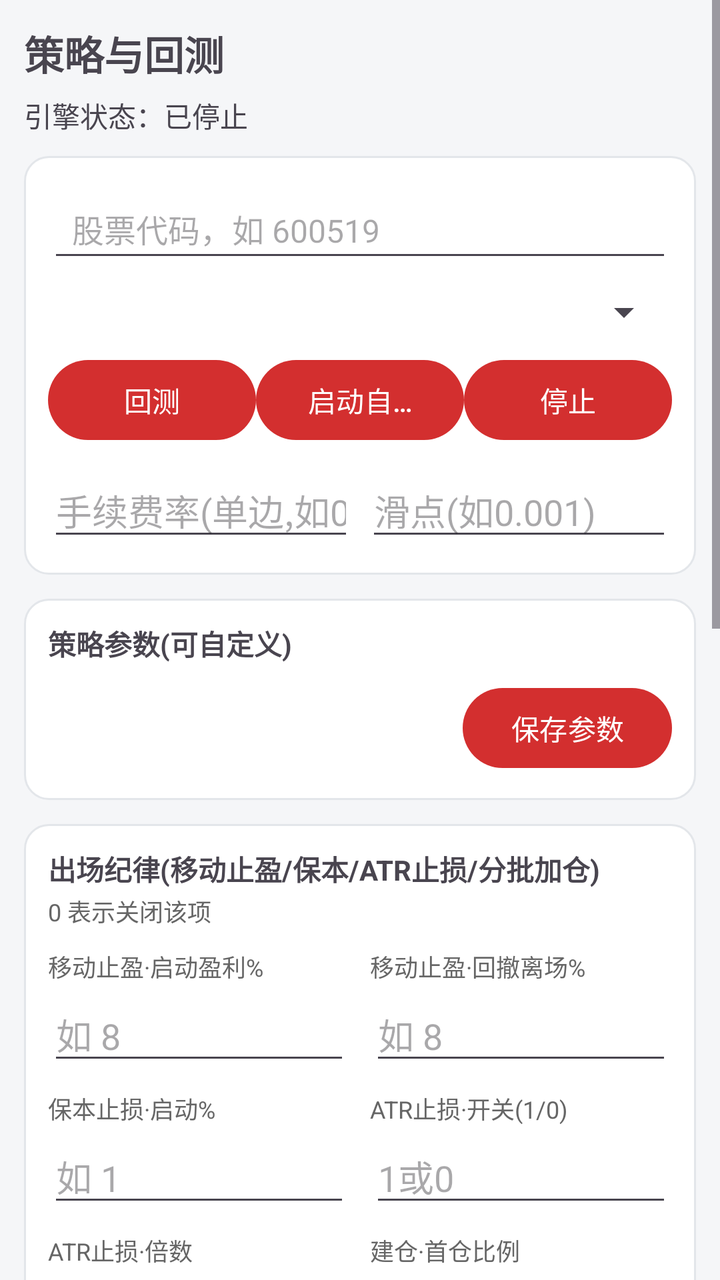
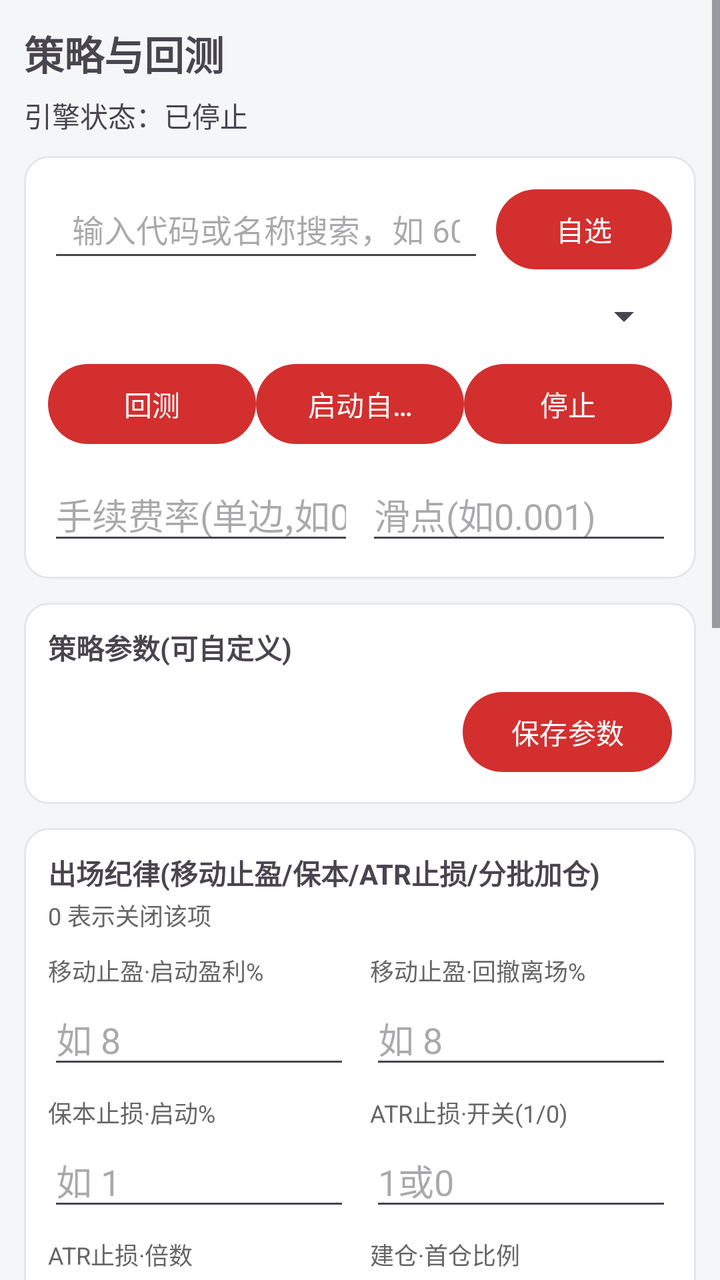

Before-and-after screenshots of an Android layout around one commit, followed by the original layout XML and the change that was made.
<!-- AndroidManifest.xml: application theme Theme.QuantApp -->
<!-- res/layout/fragment_strategy.xml -->
<?xml version="1.0" encoding="utf-8"?>
<ScrollView xmlns:android="http://schemas.android.com/apk/res/android"
    android:layout_width="match_parent" android:layout_height="match_parent">

    <LinearLayout android:layout_width="match_parent" android:layout_height="wrap_content"
        android:orientation="vertical" android:padding="12dp">

        <TextView android:layout_width="wrap_content" android:layout_height="wrap_content"
            android:text="策略与回测" android:textSize="20sp" android:textStyle="bold" />

        <TextView android:id="@+id/tv_running_status" android:layout_width="match_parent"
            android:layout_height="wrap_content" android:layout_marginTop="6dp"
            android:text="引擎状态：已停止" />

        <LinearLayout android:layout_width="match_parent" android:layout_height="wrap_content"
            android:orientation="vertical" android:layout_marginTop="10dp"
            android:padding="12dp" android:background="@drawable/bg_card">
            <LinearLayout android:layout_width="match_parent" android:layout_height="wrap_content"
                android:orientation="vertical">
                <EditText android:id="@+id/et_strat_symbol" android:layout_width="match_parent"
                    android:layout_height="wrap_content" android:minHeight="46dp"
                    android:paddingStart="12dp" android:paddingEnd="12dp"
                    android:gravity="center_vertical" android:textSize="16sp"
                    android:hint="股票代码，如 600519" android:inputType="number" />
                <Spinner android:id="@+id/spinner_strategy" android:layout_width="match_parent"
                    android:layout_height="wrap_content" android:layout_marginTop="8dp" />
            </LinearLayout>

            <LinearLayout android:layout_width="match_parent" android:layout_height="wrap_content"
                android:orientation="horizontal" android:layout_marginTop="8dp">
                <Button android:id="@+id/btn_backtest" android:layout_width="0dp"
                    android:layout_height="wrap_content" android:layout_weight="1"
                    android:singleLine="true" android:text="回测" />
                <Button android:id="@+id/btn_start" android:layout_width="0dp"
                    android:layout_height="wrap_content" android:layout_weight="1"
                    android:singleLine="true" android:text="启动自动交易" />
                <Button android:id="@+id/btn_stop" android:layout_width="0dp"
                    android:layout_height="wrap_content" android:layout_weight="1"
                    android:singleLine="true" android:text="停止" />
            </LinearLayout>

            <LinearLayout android:layout_width="match_parent" android:layout_height="wrap_content"
                android:orientation="horizontal" android:layout_marginTop="8dp">
                <EditText android:id="@+id/et_fee_rate" android:layout_width="0dp"
                    android:layout_height="wrap_content" android:layout_weight="1"
                    android:hint="手续费率(单边,如0.0003)" android:inputType="numberDecimal"
                    android:singleLine="true" />
                <EditText android:id="@+id/et_slippage" android:layout_width="0dp"
                    android:layout_height="wrap_content" android:layout_weight="1"
                    android:layout_marginStart="6dp"
                    android:hint="滑点(如0.001)" android:inputType="numberDecimal"
                    android:singleLine="true" />
            </LinearLayout>
        </LinearLayout>

        <LinearLayout android:layout_width="match_parent" android:layout_height="wrap_content"
            android:orientation="vertical" android:layout_marginTop="12dp"
            android:padding="12dp" android:background="@drawable/bg_card">
            <TextView android:layout_width="wrap_content" android:layout_height="wrap_content"
                android:text="策略参数(可自定义)" android:textStyle="bold" />
            <LinearLayout android:id="@+id/linear_params" android:layout_width="match_parent"
                android:layout_height="wrap_content" android:orientation="vertical" android:layout_marginTop="4dp" />
            <Button android:id="@+id/btn_apply_params" android:layout_width="wrap_content"
                android:layout_height="wrap_content" android:layout_gravity="end"
                android:layout_marginTop="4dp" android:text="保存参数" />
        </LinearLayout>

        <LinearLayout android:layout_width="match_parent" android:layout_height="wrap_content"
            android:orientation="vertical" android:layout_marginTop="12dp"
            android:padding="12dp" android:background="@drawable/bg_card">
            <TextView android:layout_width="wrap_content" android:layout_height="wrap_content"
                android:text="出场纪律(移动止盈/保本/ATR止损/分批加仓)" android:textStyle="bold"
                android:textSize="14sp" />
            <TextView android:layout_width="wrap_content" android:layout_height="wrap_content"
                android:layout_marginTop="2dp" android:text="0 表示关闭该项" android:textSize="12sp"
                android:textColor="@color/text_secondary" />

            <LinearLayout android:layout_width="match_parent" android:layout_height="wrap_content"
                android:orientation="horizontal" android:layout_marginTop="10dp">
                <LinearLayout android:layout_width="0dp" android:layout_height="wrap_content"
                    android:layout_weight="1" android:orientation="vertical">
                    <TextView android:layout_width="wrap_content" android:layout_height="wrap_content"
                        android:text="移动止盈·启动盈利%"
                        android:textSize="12sp" android:textColor="@color/text_secondary" />
                    <EditText android:id="@+id/et_trail_activate" android:layout_width="match_parent"
                        android:layout_height="wrap_content" android:minHeight="42dp"
                        android:layout_marginTop="2dp" android:hint="如 8" android:inputType="numberDecimal"
                        android:singleLine="true" />
                </LinearLayout>
                <LinearLayout android:layout_width="0dp" android:layout_height="wrap_content"
                    android:layout_weight="1" android:layout_marginStart="10dp"
                    android:orientation="vertical">
                    <TextView android:layout_width="wrap_content" android:layout_height="wrap_content"
                        android:text="移动止盈·回撤离场%"
                        android:textSize="12sp" android:textColor="@color/text_secondary" />
                    <EditText android:id="@+id/et_trail_stop" android:layout_width="match_parent"
                        android:layout_height="wrap_content" android:minHeight="42dp"
                        android:layout_marginTop="2dp" android:hint="如 8" android:inputType="numberDecimal"
                        android:singleLine="true" />
                </LinearLayout>
            </LinearLayout>

            <LinearLayout android:layout_width="match_parent" android:layout_height="wrap_content"
                android:orientation="horizontal" android:layout_marginTop="8dp">
                <LinearLayout android:layout_width="0dp" android:layout_height="wrap_content"
                    android:layout_weight="1" android:orientation="vertical">
                    <TextView android:layout_width="wrap_content" android:layout_height="wrap_content"
                        android:text="保本止损·启动%"
                        android:textSize="12sp" android:textColor="@color/text_secondary" />
                    <EditText android:id="@+id/et_breakeven" android:layout_width="match_parent"
                        android:layout_height="wrap_content" android:minHeight="42dp"
                        android:layout_marginTop="2dp" android:hint="如 1" android:inputType="numberDecimal"
                        android:singleLine="true" />
                </LinearLayout>
                <LinearLayout android:layout_width="0dp" android:layout_height="wrap_content"
                    android:layout_weight="1" android:layout_marginStart="10dp"
                    android:orientation="vertical">
                    <TextView android:layout_width="wrap_content" android:layout_height="wrap_content"
                        android:text="ATR止损·开关(1/0)"
                        android:textSize="12sp" android:textColor="@color/text_secondary" />
                    <EditText android:id="@+id/et_atr_enabled" android:layout_width="match_parent"
                        android:layout_height="wrap_content" android:minHeight="42dp"
                        android:layout_marginTop="2dp" android:hint="1或0" android:inputType="number"
                        android:singleLine="true" />
                </LinearLayout>
            </LinearLayout>

            <LinearLayout android:layout_width="match_parent" android:layout_height="wrap_content"
                android:orientation="horizontal" android:layout_marginTop="8dp">
                <LinearLayout android:layout_width="0dp" android:layout_height="wrap_content"
                    android:layout_weight="1" android:orientation="vertical">
                    <TextView android:layout_width="wrap_content" android:layout_height="wrap_content"
                        android:text="ATR止损·倍数"
                        android:textSize="12sp" android:textColor="@color/text_secondary" />
                    <EditText android:id="@+id/et_atr_mult" android:layout_width="match_parent"
                        android:layout_height="wrap_content" android:minHeight="42dp"
                        android:layout_marginTop="2dp" android:hint="如 2" android:inputType="numberDecimal"
                        android:singleLine="true" />
                </LinearLayout>
                <LinearLayout android:layout_width="0dp" android:layout_height="wrap_content"
                    android:layout_weight="1" android:layout_marginStart="10dp"
                    android:orientation="vertical">
                    <TextView android:layout_width="wrap_content" android:layout_height="wrap_content"
                        android:text="建仓·首仓比例"
                        android:textSize="12sp" android:textColor="@color/text_secondary" />
                    <EditText android:id="@+id/et_first_buy" android:layout_width="match_parent"
                        android:layout_height="wrap_content" android:minHeight="42dp"
                        android:layout_marginTop="2dp" android:hint="如 0.5" android:inputType="numberDecimal"
                        android:singleLine="true" />
                </LinearLayout>
            </LinearLayout>

            <LinearLayout android:layout_width="match_parent" android:layout_height="wrap_content"
                android:orientation="horizontal" android:layout_marginTop="8dp">
                <LinearLayout android:layout_width="0dp" android:layout_height="wrap_content"
                    android:layout_weight="1" android:orientation="vertical">
                    <TextView android:layout_width="wrap_content" android:layout_height="wrap_content"
                        android:text="加仓·每档比例"
                        android:textSize="12sp" android:textColor="@color/text_secondary" />
                    <EditText android:id="@+id/et_add_pct" android:layout_width="match_parent"
                        android:layout_height="wrap_content" android:minHeight="42dp"
                        android:layout_marginTop="2dp" android:hint="如 0.2" android:inputType="numberDecimal"
                        android:singleLine="true" />
                </LinearLayout>
                <LinearLayout android:layout_width="0dp" android:layout_height="wrap_content"
                    android:layout_weight="1" android:layout_marginStart="10dp"
                    android:orientation="vertical">
                    <TextView android:layout_width="wrap_content" android:layout_height="wrap_content"
                        android:text="加仓·盈利档位%"
                        android:textSize="12sp" android:textColor="@color/text_secondary" />
                    <EditText android:id="@+id/et_add_thr" android:layout_width="match_parent"
                        android:layout_height="wrap_content" android:minHeight="42dp"
                        android:layout_marginTop="2dp" android:hint="如 3" android:inputType="numberDecimal"
                        android:singleLine="true" />
                </LinearLayout>
            </LinearLayout>

            <Button android:id="@+id/btn_apply_exit" android:layout_width="wrap_content"
                android:layout_height="wrap_content" android:layout_gravity="end"
                android:layout_marginTop="8dp" android:text="保存出场纪律" />
        </LinearLayout>

        <TextView android:id="@+id/tv_backtest"
            android:layout_width="match_parent" android:layout_height="wrap_content"
            android:layout_marginTop="12dp" android:padding="12dp" android:background="@drawable/bg_card"
            android:textIsSelectable="true" android:textSize="14sp" />

        <LinearLayout android:layout_width="match_parent" android:layout_height="wrap_content"
            android:orientation="vertical" android:layout_marginTop="8dp"
            android:padding="12dp" android:background="@drawable/bg_card">
            <TextView android:layout_width="wrap_content" android:layout_height="wrap_content"
                android:text="权益曲线（策略 vs 买入持有）" android:textStyle="bold"
                android:textSize="14sp" />
            <com.github.mikephil.charting.charts.LineChart
                android:id="@+id/chart_equity" android:layout_width="match_parent"
                android:layout_height="180dp" android:layout_marginTop="8dp" />
        </LinearLayout>

        <LinearLayout android:layout_width="match_parent" android:layout_height="wrap_content"
            android:orientation="vertical" android:layout_marginTop="12dp"
            android:padding="12dp" android:background="@drawable/bg_card">
            <TextView android:layout_width="wrap_content" android:layout_height="wrap_content"
                android:text="运行中策略" android:textStyle="bold" />
            <ListView android:id="@+id/list_active" android:layout_width="match_parent"
                android:layout_height="wrap_content" android:layout_marginTop="6dp" />
        </LinearLayout>

        <LinearLayout android:layout_width="match_parent" android:layout_height="wrap_content"
            android:orientation="vertical" android:layout_marginTop="12dp"
            android:padding="12dp" android:background="@drawable/bg_card">
            <LinearLayout android:layout_width="match_parent" android:layout_height="wrap_content"
                android:orientation="horizontal" android:gravity="center_vertical">
                <TextView android:layout_width="0dp" android:layout_height="wrap_content"
                    android:layout_weight="1" android:text="信号与成交日志" android:textStyle="bold" />
                <Button android:id="@+id/btn_clear_log" android:layout_width="wrap_content"
                    android:layout_height="wrap_content" android:text="清空" />
            </LinearLayout>
            <ScrollView android:layout_width="match_parent" android:layout_height="wrap_content"
                android:layout_marginTop="6dp">
                <TextView android:id="@+id/tv_engine_log"
                    android:layout_width="match_parent" android:layout_height="wrap_content"
                    android:padding="4dp" android:textIsSelectable="true" android:textSize="12sp"
                    android:fontFamily="monospace" />
            </ScrollView>
        </LinearLayout>
    </LinearLayout>
</ScrollView>
<!-- resources referenced by this layout -->
<resources>
  <color name="text_secondary">#666666</color>
  <!-- drawable bg_card (drawable) -->
  <?xml version="1.0" encoding="utf-8"?>
  <shape xmlns:android="http://schemas.android.com/apk/res/android" android:shape="rectangle">
      <solid android:color="@color/card_bg" />
      <corners android:radius="12dp" />
      <stroke android:width="1dp" android:color="@color/divider" />
  </shape>
  <style name="Theme.QuantApp" parent="Theme.Material3.DayNight.NoActionBar">
          <item name="colorPrimary">@color/brand</item>
          <item name="colorPrimaryVariant">@color/brand_dark</item>
          <item name="colorOnPrimary">#FFFFFF</item>
          <item name="android:statusBarColor">@color/brand_dark</item>
          <item name="android:windowBackground">@color/bg</item>
      </style>
  <color name="card_bg">#FFFFFF</color>
  <color name="divider">#E3E6EA</color>
  <color name="brand">#D32F2F</color>
  <color name="brand_dark">#B71C1C</color>
  <color name="bg">#F5F6F8</color>
</resources>

<!-- the commit's change to res/layout/fragment_strategy.xml (unified diff, before → after) -->
@@ -16,15 +16,20 @@
             android:orientation="vertical" android:layout_marginTop="10dp"
             android:padding="12dp" android:background="@drawable/bg_card">
             <LinearLayout android:layout_width="match_parent" android:layout_height="wrap_content"
-                android:orientation="vertical">
-                <EditText android:id="@+id/et_strat_symbol" android:layout_width="match_parent"
-                    android:layout_height="wrap_content" android:minHeight="46dp"
+                android:orientation="horizontal">
+                <AutoCompleteTextView android:id="@+id/et_strat_symbol"
+                    android:layout_width="0dp" android:layout_height="wrap_content"
+                    android:layout_weight="1" android:minHeight="46dp"
                     android:paddingStart="12dp" android:paddingEnd="12dp"
                     android:gravity="center_vertical" android:textSize="16sp"
-                    android:hint="股票代码，如 600519" android:inputType="number" />
-                <Spinner android:id="@+id/spinner_strategy" android:layout_width="match_parent"
-                    android:layout_height="wrap_content" android:layout_marginTop="8dp" />
-            </LinearLayout>
+                    android:hint="输入代码或名称搜索，如 600519"
+                    android:inputType="text" android:singleLine="true" android:completionThreshold="1" />
+                <Button android:id="@+id/btn_pick_watch" android:layout_width="wrap_content"
+                    android:layout_height="wrap_content" android:layout_marginStart="6dp"
+                    android:text="自选" />
+            </LinearLayout>
+            <Spinner android:id="@+id/spinner_strategy" android:layout_width="match_parent"
+                android:layout_height="wrap_content" android:layout_marginTop="8dp" />
 
             <LinearLayout android:layout_width="match_parent" android:layout_height="wrap_content"
                 android:orientation="horizontal" android:layout_marginTop="8dp">
